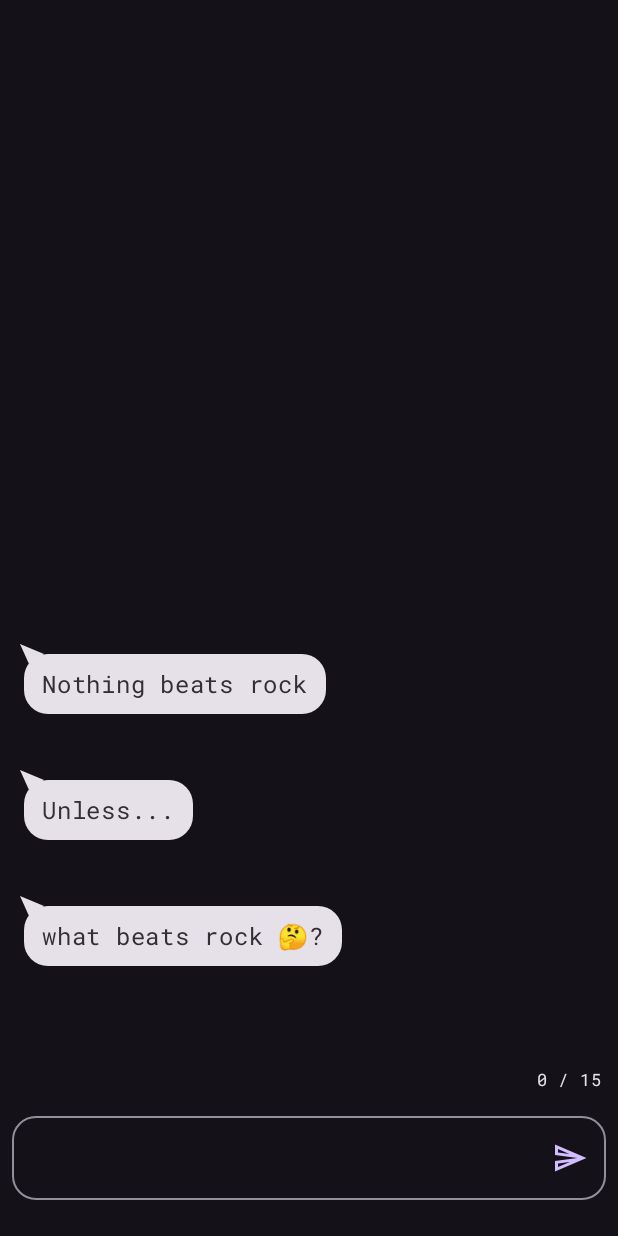
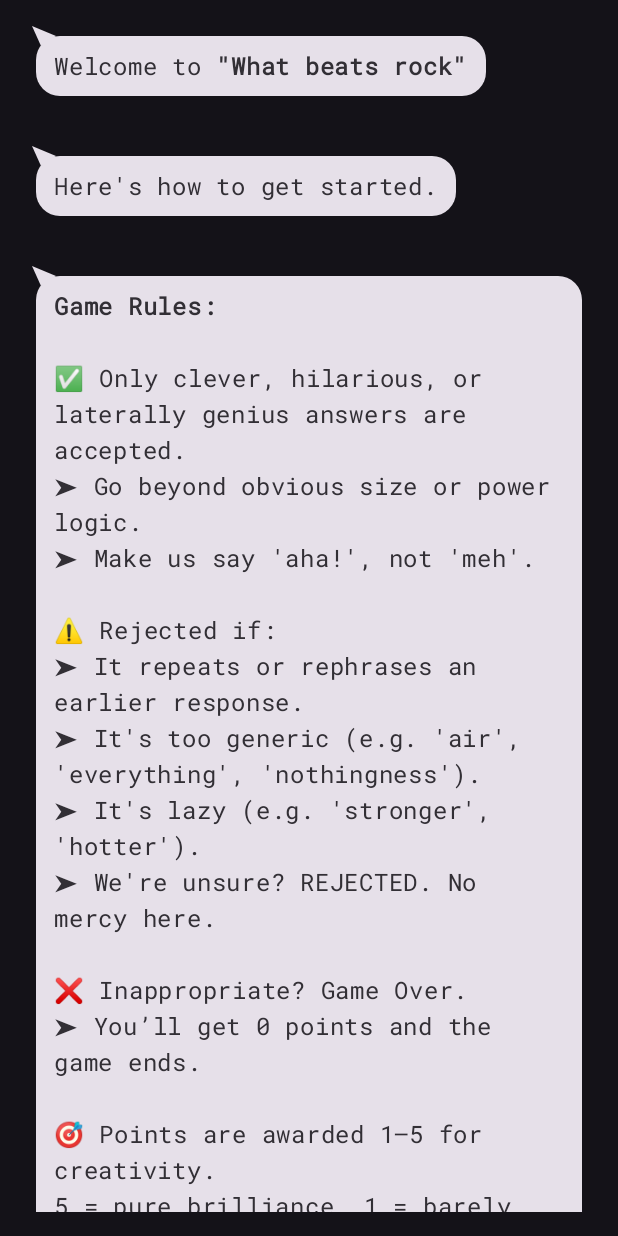
Before and after one commit to donald-okara/what-beats-rock, an Android app built with Jetpack Compose: the screen it shows after launch (MainActivity), on a phone screen of 412 x 824 dp. Run offline under Robolectric (Android 15) with nearby library versions, the phone set to English and light mode, and no system bars; our stand-ins replace Dagger/Hilt's generated code, Voyager; 1 statement that could not run was skipped.

Commit message:
Refactor: Simplify onboarding intent handling and integrate Voyager
This commit refactors the onboarding feature by:

- Simplifying `OnBoardingIntentHandler`: `ShowNextStep` and `SkipToLast` no longer require the list of steps as a parameter.
- Updating `ChatOnboardingViewModel`

```diff
--- a/app/build.gradle.kts
+++ b/app/build.gradle.kts
@@ -49,6 +49,7 @@ dependencies {
     implementation(libs.androidx.activity.compose)
     implementation(platform(libs.androidx.compose.bom))
     implementation(libs.androidx.ui)
+    implementation(libs.bundles.voyager)
     implementation(libs.androidx.ui.graphics)
     implementation(libs.androidx.ui.tooling.preview)
     implementation(libs.androidx.material3)
@@ -66,6 +67,7 @@ dependencies {
     implementation(project(":core-datasource"))
     implementation(project(":feature-chat"))
     implementation(project(":core-designsystem"))
+    implementation(project(":feature-onboarding"))
 
     testImplementation(libs.junit)
 
--- a/app/src/main/java/ke/don/what_beats_rock/MainActivity.kt
+++ b/app/src/main/java/ke/don/what_beats_rock/MainActivity.kt
@@ -22,13 +22,16 @@ import androidx.activity.enableEdgeToEdge
 import androidx.compose.foundation.layout.fillMaxSize
 import androidx.compose.foundation.layout.padding
 import androidx.compose.material3.Scaffold
+import androidx.compose.material3.Surface
 import androidx.compose.material3.Text
 import androidx.compose.runtime.Composable
 import androidx.compose.ui.Modifier
 import androidx.compose.ui.tooling.preview.Preview
+import cafe.adriel.voyager.navigator.Navigator
 import dagger.hilt.android.AndroidEntryPoint
 import ke.don.core_designsystem.material_theme.ui.theme.AppTheme
 import ke.don.feature_chat.screens.ChatScreen
+import ke.don.feature_onboarding.screens.OnboardingScreen
 
 @AndroidEntryPoint
 class MainActivity : ComponentActivity() {
@@ -39,8 +42,8 @@ class MainActivity : ComponentActivity() {
             AppTheme(
                 darkTheme = true,
             ) {
-                Scaffold(modifier = Modifier.fillMaxSize()) { innerPadding ->
-                    ChatScreen(modifier = Modifier.padding(innerPadding))
+                Surface(modifier = Modifier.fillMaxSize()) {
+                    Navigator(OnboardingScreen())
                 }
             }
         }
--- a/core-datasource/build.gradle.kts
+++ b/core-datasource/build.gradle.kts
@@ -4,6 +4,7 @@ plugins {
     alias(libs.plugins.hilt.android)
     alias(libs.plugins.kotlin.serialization)
     alias(libs.plugins.ksp)
+    alias(libs.plugins.google.gms.google.services)
 }
 
 android {
@@ -45,6 +46,10 @@ dependencies {
     implementation(libs.firebase.appcheck.ktx)
     implementation(libs.firebase.appcheck.playintegrity)
     implementation(libs.firebase.appcheck.debug)
+    implementation(libs.firebase.auth)
+    implementation(libs.androidx.credentials)
+    implementation(libs.androidx.credentials.play.services.auth)
+    implementation(libs.googleid)
 
     ksp(libs.hilt.android.compiler)
     implementation(libs.bundles.hilt)
--- a/feature-chat/build.gradle.kts
+++ b/feature-chat/build.gradle.kts
@@ -51,6 +51,8 @@ dependencies {
     implementation(libs.androidx.ui.graphics)
     implementation(libs.androidx.ui.tooling.preview)
     implementation(libs.androidx.material3)
+    implementation(libs.bundles.voyager)
+
 
     implementation(libs.androidx.foundation)
     implementation(libs.kotlinx.serialization.json)
--- a/feature-onboarding/build.gradle.kts
+++ b/feature-onboarding/build.gradle.kts
@@ -57,6 +57,7 @@ dependencies {
     implementation(libs.firebase.appcheck.ktx)
     implementation(libs.firebase.appcheck.playintegrity)
     implementation(libs.firebase.appcheck.debug)
+    implementation(libs.bundles.voyager)
 
     ksp(libs.hilt.android.compiler)
     implementation(libs.bundles.hilt)
--- a/feature-onboarding/src/main/java/ke/don/feature_onboarding/components/ChatOnBoardingList.kt
+++ b/feature-onboarding/src/main/java/ke/don/feature_onboarding/components/ChatOnBoardingList.kt
@@ -11,6 +11,7 @@ import androidx.compose.foundation.layout.padding
 import androidx.compose.foundation.layout.width
 import androidx.compose.foundation.lazy.LazyColumn
 import androidx.compose.foundation.lazy.items
+import androidx.compose.material3.MaterialTheme
 import androidx.compose.material3.Text
 import androidx.compose.material3.TextButton
 import androidx.compose.runtime.Composable
@@ -20,6 +21,8 @@ import androidx.compose.runtime.getValue
 import androidx.compose.runtime.remember
 import androidx.compose.ui.Alignment
 import androidx.compose.ui.Modifier
+import androidx.compose.ui.graphics.Color
+import androidx.compose.ui.text.AnnotatedString
 import androidx.compose.ui.tooling.preview.Preview
 import androidx.compose.ui.tooling.preview.PreviewParameter
 import androidx.compose.ui.unit.dp
@@ -34,45 +37,17 @@ import ke.don.feature_onboarding.models.OnboardingStep
 
 @Composable
 fun ChatOnboardingList(
-    steps: List<OnboardingStep>,
     uiState: OnBoardingUiState,
     handleIntent: (OnBoardingIntentHandler) -> Unit,
 ) {
-    val visibleSteps by remember { derivedStateOf { uiState.visibleSteps } }
+    val visibleSteps = uiState.visibleSteps
 
-    LaunchedEffect(Unit) {
-        handleIntent(OnBoardingIntentHandler.Start(steps))
-    }
     LazyColumn(
         modifier = Modifier
             .fillMaxSize()
             .padding(16.dp),
-        verticalArrangement = Arrangement.spacedBy(8.dp)
+        verticalArrangement = Arrangement.Bottom
     ) {
-        item {
-            Row(
-                modifier = Modifier
-                    .fillMaxSize()
-                    .padding(12.dp),
-                horizontalArrangement = Arrangement.End,
-                verticalAlignment = Alignment.CenterVertically
-            ) {
-                TextButton(
-                    onClick = { handleIntent(OnBoardingIntentHandler.ShowNextStep(steps)) },
-                    enabled = !uiState.skipRequested
-                ) {
-                    Text("Next")
-                }
-
-                Spacer(modifier = Modifier.width(8.dp))
-
-                TextButton(
-                    onClick = { handleIntent(OnBoardingIntentHandler.SkipToLast(steps)) }
-                ) {
-                    Text("Skip")
-                }
-            }
-        }
         items(visibleSteps, key = { it.id }) { step ->
             AnimatedVisibility(
                 visible = true,
@@ -83,15 +58,41 @@ fun ChatOnboardingList(
                 } else if (step.isFinal){
                     ChatBubble(
                         isSent = false,
-                        onClick = {}
+                        onClick = {},
+                        bubbleColor = MaterialTheme.colorScheme.primaryContainer
                     ) {
                         ContinueWithGoogle()
                     }
                 } else {
                     TextBubble(
                         isSent = false,
-                        text = step.render()
+                        annotatedText = step.render()
                     )
+                }
+            }
+        }
+        item {
+            Row(
+                modifier = Modifier
+                    .fillMaxSize()
+                    .padding(12.dp),
+                horizontalArrangement = Arrangement.End,
+                verticalAlignment = Alignment.CenterVertically
+            ) {
+                TextButton(
+                    onClick = { handleIntent(OnBoardingIntentHandler.ShowNextStep) },
+                    enabled = !uiState.skipRequested
+                ) {
+                    Text("Next")
+                }
+
+                Spacer(modifier = Modifier.width(8.dp))
+
+                TextButton(
+                    enabled = !uiState.skipRequested,
+                    onClick = { handleIntent(OnBoardingIntentHandler.SkipToLast) }
+                ) {
+                    Text("Skip")
                 }
             }
         }
@@ -106,11 +107,11 @@ fun ChatOnboardingScreenPreview(
     val sampleSteps = listOf(
         OnboardingStep(
             delayMillis = 0,
-            fullText = "Welcome to \"What beats rock\""
+            fullText = AnnotatedString("Welcome to \"What beats rock\"")
         ),
         OnboardingStep(
             delayMillis = 0,
-            fullText ="Here's how to get started."
+            fullText = AnnotatedString("Here's how to get started.")
         ),
         OnboardingStep(
             delayMillis = 0,
@@ -126,7 +127,6 @@ fun ChatOnboardingScreenPreview(
 
     ThemedPreviewTemplate(isDark){
         ChatOnboardingList(
-            steps = sampleSteps,
             uiState = sampleState,
             handleIntent = {}
         )
--- a/feature-onboarding/src/main/java/ke/don/feature_onboarding/components/ContinueWithGoogleButton.kt
+++ b/feature-onboarding/src/main/java/ke/don/feature_onboarding/components/ContinueWithGoogleButton.kt
@@ -9,6 +9,7 @@ import androidx.compose.material3.Text
 import androidx.compose.runtime.Composable
 import androidx.compose.ui.Alignment
 import androidx.compose.ui.Modifier
+import androidx.compose.ui.graphics.Color
 import androidx.compose.ui.res.painterResource
 import androidx.compose.ui.tooling.preview.Preview
 import androidx.compose.ui.tooling.preview.PreviewParameter
@@ -31,7 +32,7 @@ fun ContinueWithGoogle(){
 
         Text(
             text = "Tap to continue with google",
-            color = MaterialTheme.colorScheme.inverseOnSurface
+            color = MaterialTheme.colorScheme.onPrimaryContainer
         )
     }
 }
--- a/feature-onboarding/src/main/java/ke/don/feature_onboarding/models/ChatOnboardingViewModel.kt
+++ b/feature-onboarding/src/main/java/ke/don/feature_onboarding/models/ChatOnboardingViewModel.kt
@@ -1,5 +1,6 @@
 package ke.don.feature_onboarding.models
 
+import android.util.Log
 import androidx.compose.runtime.getValue
 import androidx.compose.runtime.mutableStateListOf
 import androidx.compose.runtime.mutableStateOf
@@ -8,6 +9,7 @@ import androidx.lifecycle.ViewModel
 import androidx.lifecycle.viewModelScope
 import dagger.hilt.android.lifecycle.HiltViewModel
 import ke.don.core_designsystem.material_theme.components.TypingDots
+import kotlinx.coroutines.Job
 import kotlinx.coroutines.delay
 import kotlinx.coroutines.flow.MutableStateFlow
 import kotlinx.coroutines.flow.StateFlow
@@ -20,76 +22,104 @@ class ChatOnboardingViewModel @Inject constructor() : ViewModel() {
     private val _uiState = MutableStateFlow(OnBoardingUiState())
     val uiState: StateFlow<OnBoardingUiState> get() = _uiState
 
-    private var steps: List<OnboardingStep> = emptyList()
+    private var onboardingJob: Job? = null
+    private var currentAutoStepIndex: Int = 0
+    private var stepList: List<OnboardingStep> = emptyList()
 
     fun handleIntent(intent: OnBoardingIntentHandler) {
         when (intent) {
             is OnBoardingIntentHandler.Start -> {
-                steps = intent.steps
-                start()
+                Log.d("ChatOnboardingViewModel", "Starting onboarding with ${intent.steps.size} steps")
+                start(intent.steps)
             }
             is OnBoardingIntentHandler.ShowNextStep -> showNextStep()
             is OnBoardingIntentHandler.SkipToLast -> skipToFinal()
         }
     }
 
-    private fun start() {
-        viewModelScope.launch {
-            steps.forEachIndexed { index, step ->
-                if (shouldShowTypingDotsBefore(step)) {
-                    showTypingDots()
-                    delay(2000)
-                }
+    private fun start(initialSteps: List<OnboardingStep>) {
+        onboardingJob?.cancel()
+        stepList = initialSteps
+        currentAutoStepIndex = 0
 
-                delay(step.delayMillis)
-                showStep(step, index)
-            }
+        onboardingJob = viewModelScope.launch {
+            updateState { it.copy(visibleSteps = emptyList()) }
+            runStepSequence()
+        }
+    }
+
+    private suspend fun runStepSequence() {
+        while (currentAutoStepIndex < stepList.size) {
+            val step = stepList[currentAutoStepIndex]
+            if (shouldShowTypingBefore(step)) simulateTyping()
+            delay(step.delayMillis)
+
+            displayStep(step, currentAutoStepIndex + 1)
+            currentAutoStepIndex++
         }
     }
 
     fun showNextStep() {
-        val step = steps.getOrNull(_uiState.value.currentStep) ?: return
+        onboardingJob?.cancel() // Pause the flow
 
-        showStep(step, _uiState.value.currentStep + 1)
+        val current = _uiState.value.currentStep
+        val allSteps = stepList.filterNot { it.isTypingIndicator }
+        val step = allSteps.getOrNull(current) ?: return
 
-        if (!step.isFinal) {
-            viewModelScope.launch {
-                delay(2000)
-                showTypingDots()
-            }
+        displayStep(step, current + 1)
+        currentAutoStepIndex = stepList.indexOfFirst { it.id == step.id } + 1
+
+        onboardingJob = viewModelScope.launch {
+            runStepSequence() // Resume flow
         }
     }
 
     fun skipToFinal() {
+        if (_uiState.value.skipRequested) return
+
+        onboardingJob?.cancel() // Cancel the ongoing auto-sequence
+
+        val allSteps = stepList.filterNot { it.isTypingIndicator }
+        if (allSteps.isEmpty()) return
+
+        val finalIndex = allSteps.lastIndex
+        val finalSteps = allSteps.mapIndexed { index, step ->
+            if (index == finalIndex) step.copy(isFinal = true) else step
+        }
+
+        currentAutoStepIndex = stepList.size // Ensure auto job doesn't resume
+
         updateState {
             it.copy(
-                visibleSteps = listOf(steps.last()),
+                visibleSteps = finalSteps,
                 skipRequested = true,
-                currentStep = steps.size
+                currentStep = finalSteps.size
             )
         }
     }
 
-    private fun shouldShowTypingDotsBefore(step: OnboardingStep): Boolean {
-        return !step.isFinal && _uiState.value.visibleSteps.lastOrNull()?.isTypingIndicator != true
+    private suspend fun simulateTyping() {
+        delay(500)
+        addTypingIndicator()
+        delay(2000)
     }
 
-    private fun showTypingDots() {
-        val dotsStep = OnboardingStep(
-            delayMillis = 0,
-            isTypingIndicator = true,
-        )
-        updateState {
-            it.copy(visibleSteps = it.visibleSteps + dotsStep)
-        }
+    private fun shouldShowTypingBefore(step: OnboardingStep): Boolean {
+        val last = _uiState.value.visibleSteps.lastOrNull()
+        return !step.isFinal && last?.isTypingIndicator != true
     }
 
-    private fun showStep(step: OnboardingStep, newIndex: Int) {
-        val withoutDots = _uiState.value.visibleSteps.filterNot { it.isTypingIndicator }
-        updateState {
-            it.copy(
-                visibleSteps = withoutDots + step,
-                currentStep = newIndex
+    private fun addTypingIndicator() {
+        val typingStep = OnboardingStep(delayMillis = 0, isTypingIndicator = true)
+        updateState { it.copy(visibleSteps = it.visibleSteps + typingStep) }
+    }
+
+    private fun displayStep(step: OnboardingStep, nextIndex: Int) {
+        updateState { state ->
+            val cleanSteps = state.visibleSteps.filterNot { it.isTypingIndicator }
+            state.copy(
+                visibleSteps = cleanSteps + step,
+                currentStep = nextIndex
             )
         }
     }
@@ -97,5 +127,4 @@ class ChatOnboardingViewModel @Inject constructor() : ViewModel() {
     private fun updateState(transform: (OnBoardingUiState) -> OnBoardingUiState) {
         _uiState.update(transform)
     }
-
 }
--- a/feature-onboarding/src/main/java/ke/don/feature_onboarding/models/OnBoardingIntentHandler.kt
+++ b/feature-onboarding/src/main/java/ke/don/feature_onboarding/models/OnBoardingIntentHandler.kt
@@ -2,7 +2,7 @@ package ke.don.feature_onboarding.models
 
 sealed class OnBoardingIntentHandler {
     data class Start(val steps: List<OnboardingStep>) : OnBoardingIntentHandler()
-    data class ShowNextStep(val steps: List<OnboardingStep>) : OnBoardingIntentHandler()
-    data class SkipToLast(val steps: List<OnboardingStep>) : OnBoardingIntentHandler()
+    data object ShowNextStep : OnBoardingIntentHandler()
+    data object SkipToLast : OnBoardingIntentHandler()
 
 }
--- a/feature-onboarding/src/main/java/ke/don/feature_onboarding/models/OnBoardingStep.kt
+++ b/feature-onboarding/src/main/java/ke/don/feature_onboarding/models/OnBoardingStep.kt
@@ -1,5 +1,10 @@
 package ke.don.feature_onboarding.models
 
+import androidx.compose.ui.text.AnnotatedString
+import androidx.compose.ui.text.SpanStyle
+import androidx.compose.ui.text.buildAnnotatedString
+import androidx.compose.ui.text.font.FontWeight
+import androidx.compose.ui.text.withStyle
 import java.util.UUID
 
 data class OnBoardingUiState(
@@ -13,16 +18,64 @@ data class OnboardingStep(
     val delayMillis: Long = 1000L,
     val isFinal: Boolean = false,
     val isTypingIndicator: Boolean = false,
-    val fullText: String = "",
+    val fullText: AnnotatedString = AnnotatedString(""),
     val currentWordIndex: Int = -1 // -1 means not started
 ){
-    fun render(): String {
+    fun render(): AnnotatedString {
         val words = fullText.split(" ")
         return if (currentWordIndex in words.indices) {
-            words.take(currentWordIndex + 1).joinToString(" ")
+            val text = words.take(currentWordIndex + 1).joinToString(" ")
+            AnnotatedString(text)
         } else {
             fullText // show full
         }
     }
 
 }
+
+
+val onboardingSteps = listOf(
+    OnboardingStep(
+        delayMillis = 0,
+        fullText = buildAnnotatedString {
+            append("Welcome to ")
+            withStyle(SpanStyle(fontWeight = FontWeight.Bold)) {
+                append("\"What beats rock\"")
+            }
+        }
+    ),
+    OnboardingStep(
+        delayMillis = 0,
+        fullText = buildAnnotatedString {
+            append("Here's how to get started.")
+        }
+    ),
+    OnboardingStep(
+        delayMillis = 0,
+        fullText = buildAnnotatedString {
+            withStyle(SpanStyle(fontWeight = FontWeight.Bold)) {
+                append("Game Rules:\n\n")
+            }
+            append("✅ Only clever, hilarious, or laterally genius answers are accepted.\n")
+            append("➤ Go beyond obvious size or power logic.\n")
+            append("➤ Make us say 'aha!', not 'meh'.\n\n")
+
+            append("⚠️ Rejected if:\n")
+            append("➤ It repeats or rephrases an earlier response.\n")
+            append("➤ It's too generic (e.g. 'air', 'everything', 'nothingness').\n")
+            append("➤ It's lazy (e.g. 'stronger', 'hotter').\n")
+            append("➤ We're unsure? REJECTED. No mercy here.\n\n")
+
+            append("❌ Inappropriate? Game Over.\n")
+            append("➤ You’ll get 0 points and the game ends.\n\n")
+
+            append("🎯 Points are awarded 1–5 for creativity.\n")
+            append("5 = pure brilliance, 1 = barely passed.\n\n")
+        }
+    ),
+
+    OnboardingStep(
+        delayMillis = 0,
+        isFinal = true
+    ),
+)
--- /dev/null
+++ b/feature-onboarding/src/main/java/ke/don/feature_onboarding/screens/OnboardingScreen.kt
@@ -0,0 +1,30 @@
+package ke.don.feature_onboarding.screens
+
+import androidx.compose.runtime.Composable
+import androidx.compose.runtime.LaunchedEffect
+import androidx.compose.runtime.collectAsState
+import androidx.compose.runtime.getValue
+import androidx.hilt.navigation.compose.hiltViewModel
+import cafe.adriel.voyager.core.screen.Screen
+import ke.don.feature_onboarding.components.ChatOnboardingList
+import ke.don.feature_onboarding.models.ChatOnboardingViewModel
+import ke.don.feature_onboarding.models.OnBoardingIntentHandler
+import ke.don.feature_onboarding.models.onboardingSteps
+
+class OnboardingScreen: Screen{
+    @Composable
+    override fun Content() {
+        val viewModel: ChatOnboardingViewModel = hiltViewModel()
+        val uiState by viewModel.uiState.collectAsState()
+        val handleIntent = viewModel::handleIntent
+
+        LaunchedEffect(viewModel) {
+            handleIntent(OnBoardingIntentHandler.Start(onboardingSteps))
+        }
+
+        ChatOnboardingList(
+            uiState = uiState,
+            handleIntent = handleIntent
+        )
+    }
+}
```
Also changed, not shown: gradle/libs.versions.toml (+24 -0 lines).
